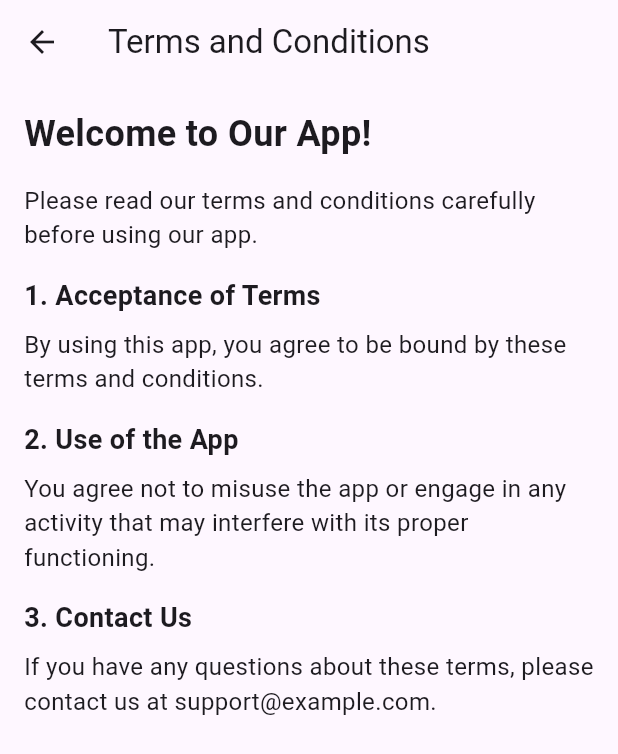
After one commit to sadikshyakulu/CareerLift, a Flutter app: the TermsConditionsPage screen opened directly, on a phone screen of 412 x 824 dp. The commit adds this screen. Shown: the top 754 px of the screen. Run offline on Flutter 3.47's test engine with Material 3 defaults, Android fonts, the phone set to English and light mode, and no system bars; our stand-ins replace cloud_firestore, firebase_auth, firebase_core, firebase_storage, fluttertoast, google_fonts and 3 more; accounts and stored records are empty.

Commit message:
Final commit part 2

```diff
--- a/lib/screens/home/dashboard_screen.dart
+++ b/lib/screens/home/dashboard_screen.dart
@@ -1,6 +1,7 @@
 import 'package:app_jobdirect/providers/user_provider.dart';
 import 'package:app_jobdirect/screens/authenticate/toggle_auth.dart';
 import 'package:app_jobdirect/screens/home/profile_config_screen.dart';
+import 'package:app_jobdirect/screens/home/terms_conditions_screen.dart';
 import 'package:app_jobdirect/screens/widgets/bottom_nav_bar.dart';
 import 'package:app_jobdirect/utility/user_utility.dart';
 import 'package:cloud_firestore/cloud_firestore.dart';
@@ -149,9 +150,13 @@ class _DashboardScreenState extends State<DashboardScreen> {
                 borderRadius: BorderRadius.circular(10.0), // Set circular border radius
               ),
               child: ListTile(
-                title: const Text('Applied Jobs'),
+                title: const Text('Terms and Conditions'),
                 onTap: () {
                   Navigator.pop(context);
+                  Navigator.push(
+                    context,
+                    MaterialPageRoute(builder: (context) => TermsConditionsPage()),
+                  );
                   // Add logic for handling Applied Jobs screen navigation
                 },
               ),
--- /dev/null
+++ b/lib/screens/home/terms_conditions_screen.dart
@@ -0,0 +1,63 @@
+import 'package:flutter/material.dart';
+
+class TermsConditionsPage extends StatelessWidget {
+  @override
+  Widget build(BuildContext context) {
+    return Scaffold(
+      appBar: AppBar(
+        title: Text('Terms and Conditions'),
+      ),
+      body: Padding(
+        padding: const EdgeInsets.all(16.0),
+        child: SingleChildScrollView(
+          child: Column(
+            crossAxisAlignment: CrossAxisAlignment.start,
+            children: [
+              Text(
+                'Welcome to Our App!',
+                style: TextStyle(fontSize: 24, fontWeight: FontWeight.bold),
+              ),
+              SizedBox(height: 16),
+              Text(
+                'Please read our terms and conditions carefully before using our app.',
+                style: TextStyle(fontSize: 16),
+              ),
+              SizedBox(height: 16),
+              Text(
+                '1. Acceptance of Terms',
+                style: TextStyle(fontSize: 18, fontWeight: FontWeight.bold),
+              ),
+              SizedBox(height: 8),
+              Text(
+                'By using this app, you agree to be bound by these terms and conditions.',
+                style: TextStyle(fontSize: 16),
+              ),
+              SizedBox(height: 16),
+              Text(
+                '2. Use of the App',
+                style: TextStyle(fontSize: 18, fontWeight: FontWeight.bold),
+              ),
+              SizedBox(height: 8),
+              Text(
+                'You agree not to misuse the app or engage in any activity that may interfere with its proper functioning.',
+                style: TextStyle(fontSize: 16),
+              ),
+              // Add more sections as needed...
+
+              SizedBox(height: 16),
+              Text(
+                '3. Contact Us',
+                style: TextStyle(fontSize: 18, fontWeight: FontWeight.bold),
+              ),
+              SizedBox(height: 8),
+              Text(
+                'If you have any questions about these terms, please contact us at support@example.com.',
+                style: TextStyle(fontSize: 16),
+              ),
+            ],
+          ),
+        ),
+      ),
+    );
+  }
+}
```
